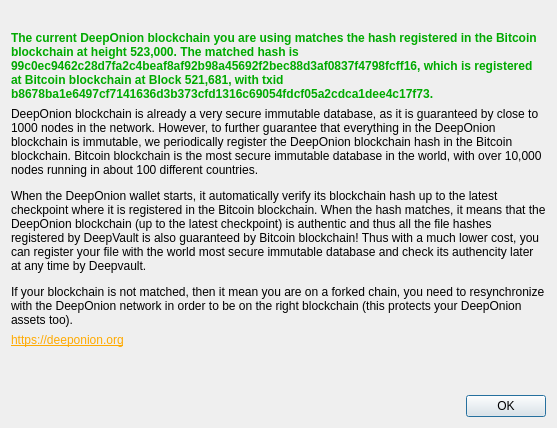
The window that src/qt/forms/blockchaindialog.ui (deeponion/deeponion-legacy) describes before a commit, drawn with Qt 5.
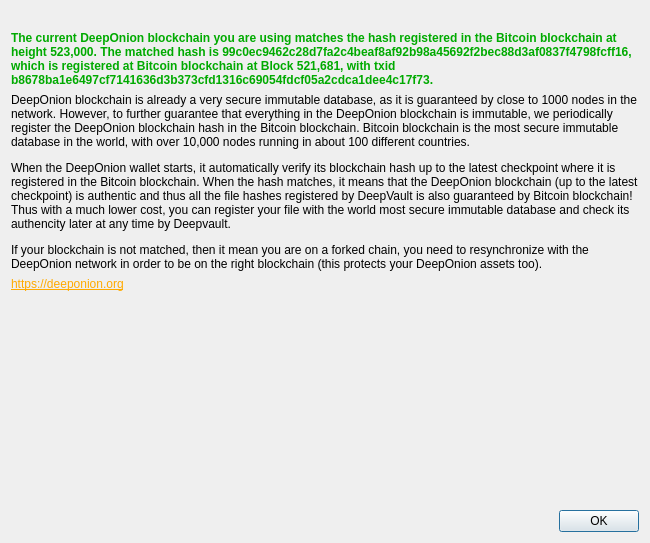
The same window after the commit. Icons and pictures are not drawn.

Commit message:
Resize Blockchain window
Unable to read label_2 (main description) text in Blockchain window when fully synchronized, only when un syncronized. With current width the required height is taller than Debug window so have proposed new size layout.

What changed in the file:
```diff
--- a/src/qt/forms/blockchaindialog.ui
+++ b/src/qt/forms/blockchaindialog.ui
@@ -6,8 +6,8 @@
    <rect>
     <x>0</x>
     <y>0</y>
-    <width>557</width>
-    <height>428</height>
+    <width>650</width>
+    <height>543</height>
    </rect>
   </property>
   <property name="windowTitle">
```
